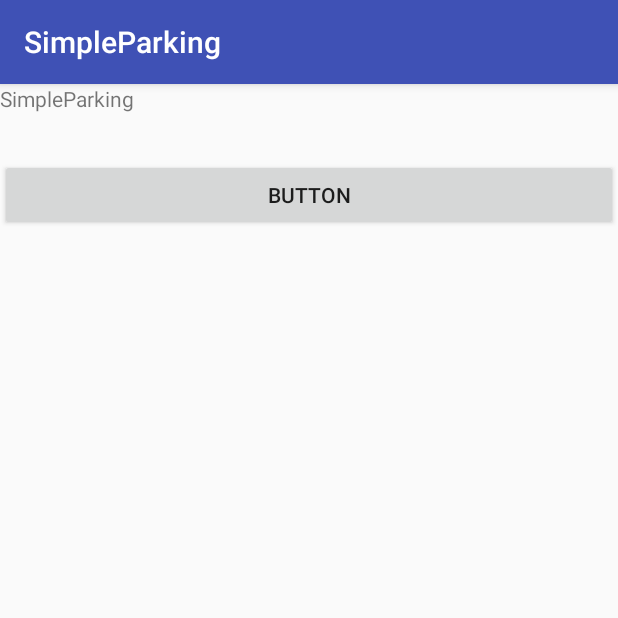
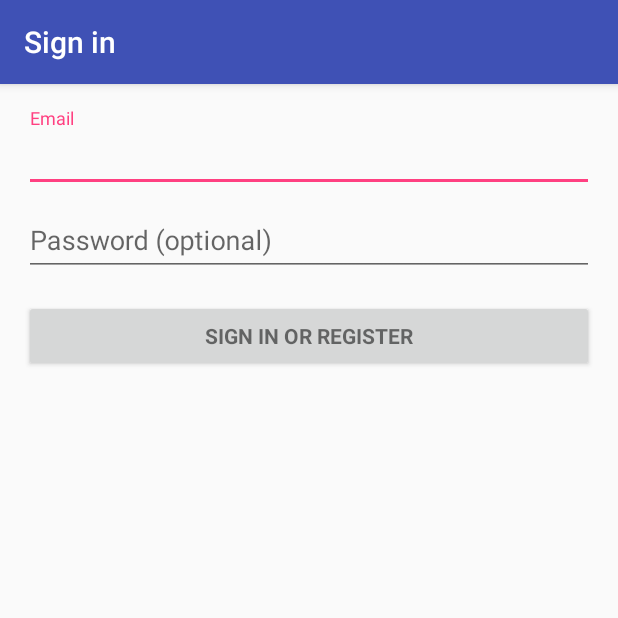
Before and after one commit to ggscuola/SimpleParkingMobile, an Android app: the screen it shows after launch (MainActivity before the commit, LoginActivity after it), on a phone screen of 412 x 824 dp, the top half of it. Run offline under Robolectric (Android 15) with nearby library versions, the phone set to English and light mode, and no system bars; 2 statements that could not run were skipped.

Commit message:
Aggiunto login

```diff
--- a/app/build.gradle
+++ b/app/build.gradle
@@ -22,6 +22,7 @@ dependencies {
     implementation fileTree(include: ['*.jar'], dir: 'libs')
     implementation 'com.android.support:appcompat-v7:26.1.0'
     implementation 'com.android.support.constraint:constraint-layout:1.0.2'
+    implementation 'com.android.support:design:26.1.0'
     testImplementation 'junit:junit:4.12'
     androidTestImplementation 'com.android.support.test:runner:1.0.1'
     androidTestImplementation 'com.android.support.test.espresso:espresso-core:3.0.1'
--- /dev/null
+++ b/app/src/main/java/com/scuola/simpleparking/LoginActivity.java
@@ -0,0 +1,356 @@
+package com.scuola.simpleparking;
+
+import android.animation.Animator;
+import android.animation.AnimatorListenerAdapter;
+import android.annotation.TargetApi;
+import android.content.Intent;
+import android.content.pm.PackageManager;
+import android.support.annotation.NonNull;
+import android.support.design.widget.Snackbar;
+import android.support.v7.app.AppCompatActivity;
+import android.app.LoaderManager.LoaderCallbacks;
+
+import android.content.CursorLoader;
+import android.content.Loader;
+import android.database.Cursor;
+import android.net.Uri;
+import android.os.AsyncTask;
+
+import android.os.Build;
+import android.os.Bundle;
+import android.provider.ContactsContract;
+import android.text.TextUtils;
+import android.view.KeyEvent;
+import android.view.View;
+import android.view.View.OnClickListener;
+import android.view.inputmethod.EditorInfo;
+import android.widget.ArrayAdapter;
+import android.widget.AutoCompleteTextView;
+import android.widget.Button;
+import android.widget.EditText;
+import android.widget.TextView;
+
+import java.util.ArrayList;
+import java.util.List;
+
+import static android.Manifest.permission.READ_CONTACTS;
+
+/**
+ * A login screen that offers login via email/password.
+ */
+public class LoginActivity extends AppCompatActivity implements LoaderCallbacks<Cursor> {
+
+    /**
+     * Id to identity READ_CONTACTS permission request.
+     */
+    private static final int REQUEST_READ_CONTACTS = 0;
+
+    /**
+     * A dummy authentication store containing known user names and passwords.
+     * TODO: remove after connecting to a real authentication system.
+     */
+    private static final String[] DUMMY_CREDENTIALS = new String[]{
+            "parking@project.com:parking"
+    };
+    /**
+     * Keep track of the login task to ensure we can cancel it if requested.
+     */
+    private UserLoginTask mAuthTask = null;
+
+    // UI references.
+    private AutoCompleteTextView mEmailView;
+    private EditText mPasswordView;
+    private View mProgressView;
+    private View mLoginFormView;
+
+    @Override
+    protected void onCreate(Bundle savedInstanceState) {
+        super.onCreate(savedInstanceState);
+        setContentView(R.layout.activity_login);
+        // Set up the login form.
+        mEmailView = (AutoCompleteTextView) findViewById(R.id.email);
+        populateAutoComplete();
+
+        mPasswordView = (EditText) findViewById(R.id.password);
+        mPasswordView.setOnEditorActionListener(new TextView.OnEditorActionListener() {
+            @Override
+            public boolean onEditorAction(TextView textView, int id, KeyEvent keyEvent) {
+                if (id == EditorInfo.IME_ACTION_DONE || id == EditorInfo.IME_NULL) {
+                    attemptLogin();
+                    return true;
+                }
+                return false;
+            }
+        });
+
+        Button mEmailSignInButton = (Button) findViewById(R.id.email_sign_in_button);
+        mEmailSignInButton.setOnClickListener(new OnClickListener() {
+            @Override
+            public void onClick(View view) {
+                attemptLogin();
+            }
+        });
+
+        mLoginFormView = findViewById(R.id.login_form);
+        mProgressView = findViewById(R.id.login_progress);
+    }
+
+    private void populateAutoComplete() {
+        if (!mayRequestContacts()) {
+            return;
+        }
+
+        getLoaderManager().initLoader(0, null, this);
+    }
+
+    private boolean mayRequestContacts() {
+        if (Build.VERSION.SDK_INT < Build.VERSION_CODES.M) {
+            return true;
+        }
+        if (checkSelfPermission(READ_CONTACTS) == PackageManager.PERMISSION_GRANTED) {
+            return true;
+        }
+        if (shouldShowRequestPermissionRationale(READ_CONTACTS)) {
+            Snackbar.make(mEmailView, R.string.permission_rationale, Snackbar.LENGTH_INDEFINITE)
+                    .setAction(android.R.string.ok, new View.OnClickListener() {
+                        @Override
+                        @TargetApi(Build.VERSION_CODES.M)
+                        public void onClick(View v) {
+                            requestPermissions(new String[]{READ_CONTACTS}, REQUEST_READ_CONTACTS);
+                        }
+                    });
+        } else {
+            requestPermissions(new String[]{READ_CONTACTS}, REQUEST_READ_CONTACTS);
+        }
+        return false;
+    }
+
+    /**
+     * Callback received when a permissions request has been completed.
+     */
+    @Override
+    public void onRequestPermissionsResult(int requestCode, @NonNull String[] permissions,
+                                           @NonNull int[] grantResults) {
+        if (requestCode == REQUEST_READ_CONTACTS) {
+            if (grantResults.length == 1 && grantResults[0] == PackageManager.PERMISSION_GRANTED) {
+                populateAutoComplete();
+            }
+        }
+    }
+
+
+    /**
+     * Attempts to sign in or register the account specified by the login form.
+     * If there are form errors (invalid email, missing fields, etc.), the
+     * errors are presented and no actual login attempt is made.
+     */
+    private void attemptLogin() {
+        if (mAuthTask != null) {
+            return;
+        }
+
+        // Reset errors.
+        mEmailView.setError(null);
+        mPasswordView.setError(null);
+
+        // Store values at the time of the login attempt.
+        String email = mEmailView.getText().toString();
+        String password = mPasswordView.getText().toString();
+
+        boolean cancel = false;
+        View focusView = null;
+
+        // Check for a valid password, if the user entered one.
+        if (!TextUtils.isEmpty(password) && !isPasswordValid(password)) {
+            mPasswordView.setError(getString(R.string.error_invalid_password));
+            focusView = mPasswordView;
+            cancel = true;
+        }
+
+        // Check for a valid email address.
+        if (TextUtils.isEmpty(email)) {
+            mEmailView.setError(getString(R.string.error_field_required));
+            focusView = mEmailView;
+            cancel = true;
+        } else if (!isEmailValid(email)) {
+            mEmailView.setError(getString(R.string.error_invalid_email));
+            focusView = mEmailView;
+            cancel = true;
+        }
+
+        if (cancel) {
+            // There was an error; don't attempt login and focus the first
+            // form field with an error.
+            focusView.requestFocus();
+        } else {
+            // Show a progress spinner, and kick off a background task to
+            // perform the user login attempt.
+            showProgress(true);
+            mAuthTask = new UserLoginTask(email, password);
+            mAuthTask.execute((Void) null);
+        }
+    }
+
+    private boolean isEmailValid(String email) {
+        //TODO: Replace this with your own logic
+        return email.contains("@");
+    }
+
+    private boolean isPasswordValid(String password) {
+        //TODO: Replace this with your own logic
+        return password.length() > 4;
+    }
+
+    /**
+     * Shows the progress UI and hides the login form.
+     */
+    @TargetApi(Build.VERSION_CODES.HONEYCOMB_MR2)
+    private void showProgress(final boolean show) {
+        // On Honeycomb MR2 we have the ViewPropertyAnimator APIs, which allow
+        // for very easy animations. If available, use these APIs to fade-in
+        // the progress spinner.
+        if (Build.VERSION.SDK_INT >= Build.VERSION_CODES.HONEYCOMB_MR2) {
+            int shortAnimTime = getResources().getInteger(android.R.integer.config_shortAnimTime);
+
+            mLoginFormView.setVisibility(show ? View.GONE : View.VISIBLE);
+            mLoginFormView.animate().setDuration(shortAnimTime).alpha(
+                    show ? 0 : 1).setListener(new AnimatorListenerAdapter() {
+                @Override
+                public void onAnimationEnd(Animator animation) {
+                    mLoginFormView.setVisibility(show ? View.GONE : View.VISIBLE);
+                }
+            });
+
+            mProgressView.setVisibility(show ? View.VISIBLE : View.GONE);
+            mProgressView.animate().setDuration(shortAnimTime).alpha(
+                    show ? 1 : 0).setListener(new AnimatorListenerAdapter() {
+                @Override
+                public void onAnimationEnd(Animator animation) {
+                    mProgressView.setVisibility(show ? View.VISIBLE : View.GONE);
+                }
+            });
+        } else {
+            // The ViewPropertyAnimator APIs are not available, so simply show
+            // and hide the relevant UI components.
+            mProgressView.setVisibility(show ? View.VISIBLE : View.GONE);
+            mLoginFormView.setVisibility(show ? View.GONE : View.VISIBLE);
+        }
+    }
+
+    @Override
+    public Loader<Cursor> onCreateLoader(int i, Bundle bundle) {
+        return new CursorLoader(this,
+                // Retrieve data rows for the device user's 'profile' contact.
+                Uri.withAppendedPath(ContactsContract.Profile.CONTENT_URI,
+                        ContactsContract.Contacts.Data.CONTENT_DIRECTORY), ProfileQuery.PROJECTION,
+
+                // Select only email addresses.
+                ContactsContract.Contacts.Data.MIMETYPE +
+                        " = ?", new String[]{ContactsContract.CommonDataKinds.Email
+                .CONTENT_ITEM_TYPE},
+
+                // Show primary email addresses first. Note that there won't be
+                // a primary email address if the user hasn't specified one.
+                ContactsContract.Contacts.Data.IS_PRIMARY + " DESC");
+    }
+
+    @Override
+    public void onLoadFinished(Loader<Cursor> cursorLoader, Cursor cursor) {
+        List<String> emails = new ArrayList<>();
+        cursor.moveToFirst();
+        while (!cursor.isAfterLast()) {
+            emails.add(cursor.getString(ProfileQuery.ADDRESS));
+            cursor.moveToNext();
+        }
+
+        addEmailsToAutoComplete(emails);
+    }
+
+    @Override
+    public void onLoaderReset(Loader<Cursor> cursorLoader) {
+
+    }
+
+    private void addEmailsToAutoComplete(List<String> emailAddressCollection) {
+        //Create adapter to tell the AutoCompleteTextView what to show in its dropdown list.
+        ArrayAdapter<String> adapter =
+                new ArrayAdapter<>(LoginActivity.this,
+                        android.R.layout.simple_dropdown_item_1line, emailAddressCollection);
+
+        mEmailView.setAdapter(adapter);
+    }
+
+
+    private interface ProfileQuery {
+        String[] PROJECTION = {
+                ContactsContract.CommonDataKinds.Email.ADDRESS,
+                ContactsContract.CommonDataKinds.Email.IS_PRIMARY,
+        };
+
+        int ADDRESS = 0;
+        int IS_PRIMARY = 1;
+    }
+
+    /**
+     * Represents an asynchronous login/registration task used to authenticate
+     * the user.
+     */
+    public class UserLoginTask extends AsyncTask<Void, Void, Boolean> {
+
+        private final String mEmail;
+        private final String mPassword;
+
+        UserLoginTask(String email, String password) {
+            mEmail = email;
+            mPassword = password;
+        }
+
+
+        @Override
+        protected Boolean doInBackground(Void... params) {
+            // TODO: attempt authentication against a network service.
+
+            try {
+                // Simulate network access.
+                Thread.sleep(2000);
+            } catch (InterruptedException e) {
+                return false;
+            }
+
+            for (String credential : DUMMY_CREDENTIALS) {
+                String[] pieces = credential.split(":");
+                if (pieces[0].equals(mEmail)) {
+                    // Account exists, return true if the password matches.
+                    return pieces[1].equals(mPassword);
+                }
+            }
+
+            // TODO: register the new account here.
+            return true;
+        }
+
+        @Override
+        protected void onPostExecute(final Boolean success) {
+            mAuthTask = null;
+            showProgress(false);
+
+            if (success) {
+                finish();
+                //creo nuova istanza di tipo intent e gli dico da dove a dove andare
+                Intent intent =new Intent (LoginActivity.this, MainActivity.class);
+                // faccio partitre l'intent appena creata
+                startActivity(intent);
+
+            } else {
+                mPasswordView.setError(getString(R.string.error_incorrect_password));
+                mPasswordView.requestFocus();
+            }
+        }
+
+        @Override
+        protected void onCancelled() {
+            mAuthTask = null;
+            showProgress(false);
+        }
+    }
+}
--- a/app/src/main/java/com/scuola/simpleparking/SplashActivity.java
+++ b/app/src/main/java/com/scuola/simpleparking/SplashActivity.java
@@ -210,7 +210,7 @@ public class SplashActivity extends AppCompatActivity{
 
     //faccio l'intent esplicito della attivita principale
     private void goAhead(){
-        final Intent intent = new Intent(this,MainActivity.class);
+        final Intent intent = new Intent(this,LoginActivity.class);
         startActivity(intent);
         finish();
     }
--- /dev/null
+++ b/app/src/main/res/layout/activity_login.xml
@@ -0,0 +1,78 @@
+<?xml version="1.0" encoding="utf-8"?>
+<LinearLayout xmlns:android="http://schemas.android.com/apk/res/android"
+    xmlns:tools="http://schemas.android.com/tools"
+    android:layout_width="match_parent"
+    android:layout_height="match_parent"
+    android:gravity="center_horizontal"
+    android:orientation="vertical"
+    android:paddingBottom="@dimen/activity_vertical_margin"
+    android:paddingLeft="@dimen/activity_horizontal_margin"
+    android:paddingRight="@dimen/activity_horizontal_margin"
+    android:paddingTop="@dimen/activity_vertical_margin"
+    tools:context=".LoginActivity">
+
+    <!-- Login progress -->
+    <ProgressBar
+        android:id="@+id/login_progress"
+        style="?android:attr/progressBarStyleLarge"
+        android:layout_width="wrap_content"
+        android:layout_height="wrap_content"
+        android:layout_marginBottom="8dp"
+        android:visibility="gone" />
+
+    <ScrollView
+        android:id="@+id/login_form"
+        android:layout_width="match_parent"
+        android:layout_height="match_parent">
+
+        <LinearLayout
+            android:id="@+id/email_login_form"
+            android:layout_width="match_parent"
+            android:layout_height="wrap_content"
+            android:orientation="vertical">
+
+            <android.support.design.widget.TextInputLayout
+                android:layout_width="match_parent"
+                android:layout_height="wrap_content">
+
+                <AutoCompleteTextView
+                    android:id="@+id/email"
+                    android:layout_width="match_parent"
+                    android:layout_height="wrap_content"
+                    android:hint="@string/prompt_email"
+                    android:inputType="textEmailAddress"
+                    android:maxLines="1"
+                    android:singleLine="true" />
+
+            </android.support.design.widget.TextInputLayout>
+
+            <android.support.design.widget.TextInputLayout
+                android:layout_width="match_parent"
+                android:layout_height="wrap_content">
+
+                <EditText
+                    android:id="@+id/password"
+                    android:layout_width="match_parent"
+                    android:layout_height="wrap_content"
+                    android:hint="@string/prompt_password"
+                    android:imeActionId="6"
+                    android:imeActionLabel="@string/action_sign_in_short"
+                    android:imeOptions="actionUnspecified"
+                    android:inputType="textPassword"
+                    android:maxLines="1"
+                    android:singleLine="true" />
+
+            </android.support.design.widget.TextInputLayout>
+
+            <Button
+                android:id="@+id/email_sign_in_button"
+                style="?android:textAppearanceSmall"
+                android:layout_width="match_parent"
+                android:layout_height="wrap_content"
+                android:layout_marginTop="16dp"
+                android:text="@string/action_sign_in"
+                android:textStyle="bold" />
+
+        </LinearLayout>
+    </ScrollView>
+</LinearLayout>
--- a/app/src/main/res/values/dimens.xml
+++ b/app/src/main/res/values/dimens.xml
@@ -3,5 +3,8 @@
 
 
     <dimen name="splash_size">200dp</dimen>
+    <!-- Default screen margins, per the Android Design guidelines. -->
+    <dimen name="activity_horizontal_margin">16dp</dimen>
+    <dimen name="activity_vertical_margin">16dp</dimen>
 
 </resources>
--- a/app/src/main/res/values/strings.xml
+++ b/app/src/main/res/values/strings.xml
@@ -1,4 +1,18 @@
 <resources>
     <string name="app_name">SimpleParking</string>
     <string name="mkmk">ndjnfjnjnd</string>
+    <string name="title_activity_login">Sign in</string>
+
+    <!-- Strings related to login -->
+    <string name="prompt_email">Email</string>
+    <string name="prompt_password">Password (optional)</string>
+    <string name="action_sign_in">Sign in or register</string>
+    <string name="action_sign_in_short">Sign in</string>
+    <string name="error_invalid_email">This email address is invalid</string>
+    <string name="error_invalid_password">This password is too short</string>
+    <string name="error_incorrect_password">This password is incorrect</string>
+    <string name="error_field_required">This field is required</string>
+    <string name="permission_rationale">"Contacts permissions are needed for providing email
+        completions."
+    </string>
 </resources>
--- a/build.gradle
+++ b/build.gradle
@@ -7,7 +7,7 @@ buildscript {
         jcenter()
     }
     dependencies {
-        classpath 'com.android.tools.build:gradle:3.0.1'
+        classpath 'com.android.tools.build:gradle:3.1.0'
 
 
         // NOTE: Do not place your application dependencies here; they belong
```
Also changed, not shown: app/src/main/AndroidManifest.xml (+12 -5 lines), gradle/wrapper/gradle-wrapper.properties.
